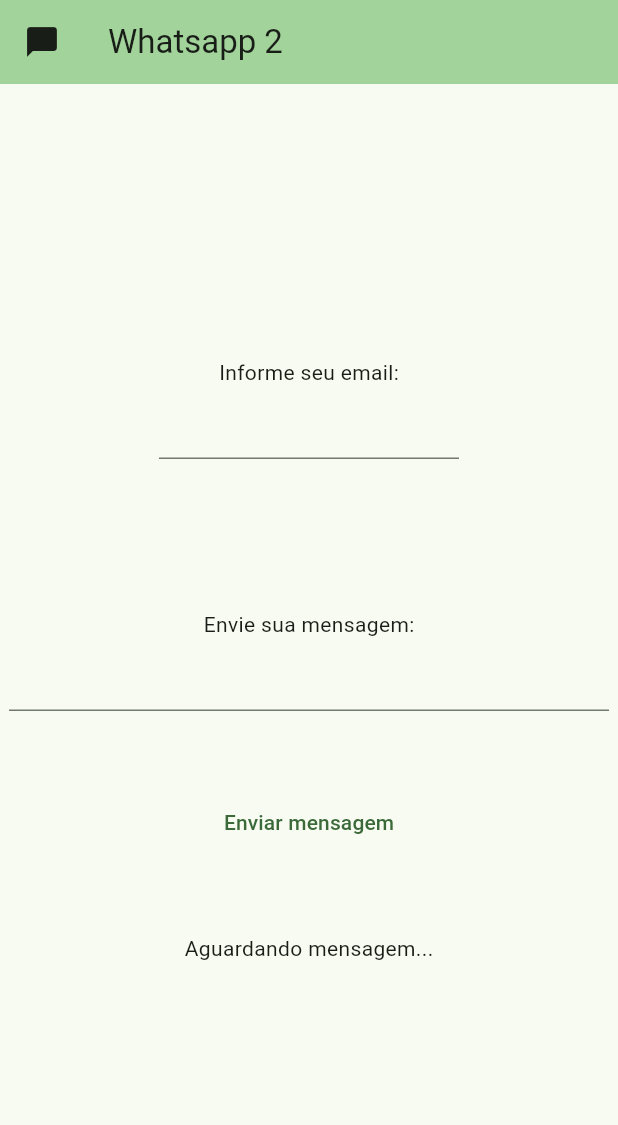
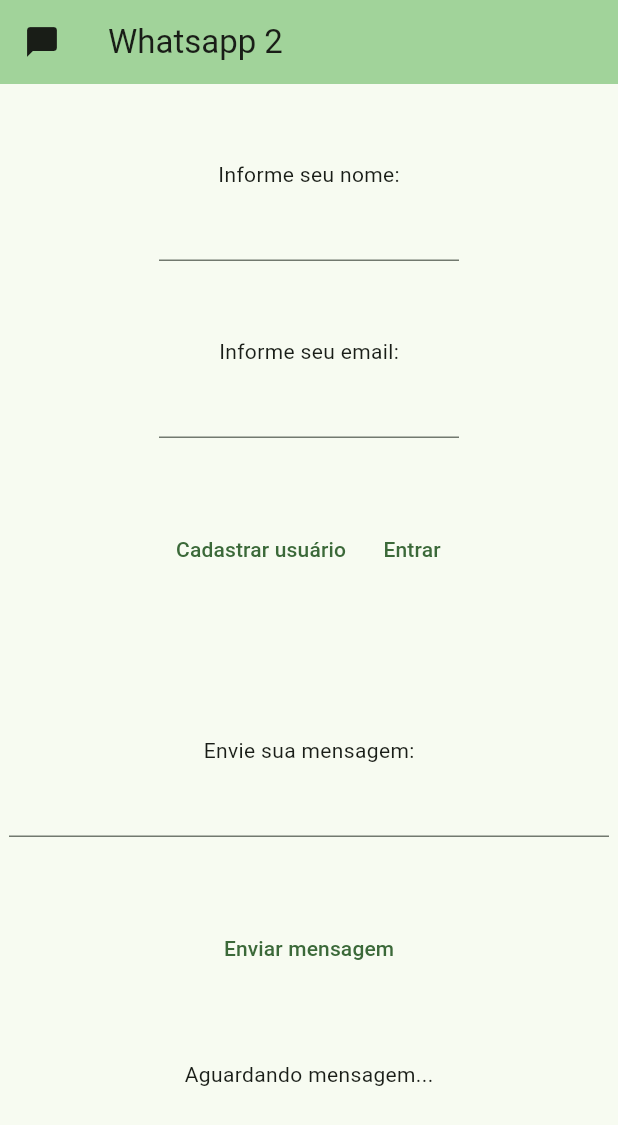
Before and after one commit to joseembs/Chat_front-end_Redes, a Flutter app: the screen it shows after launch, on a phone screen of 412 x 824 dp. Shown: the top 1125 px of the screen. Run offline on Flutter 3.47's test engine with Material 3 defaults, Android fonts, the phone set to English and light mode, and no system bars.

Commit message:
Add cadastro e login básico do usuário

```diff
--- a/lib/main.dart
+++ b/lib/main.dart
@@ -2,7 +2,6 @@
 
 import 'package:flutter/material.dart';
 import 'API.dart';
-import 'dart:convert';
 
 void main() {
   runApp(const MyApp());
@@ -44,9 +43,18 @@
   late String url;
   late var info;
 
+  String nome = "";
   String email = "";
   String msg = "";
   String rcv = "Aguardando mensagem...";
+  String userCheck = "Entrar";
+
+  void _setNome(userNome) {
+    setState(() {
+      nome = userNome;
+      print(nome);
+    });
+  }
 
   void _setEmail(userEmail) {
     setState(() {
@@ -72,13 +80,36 @@
       ),
       body: Center(
         child: Column(
+          children: [
+            SizedBox(height: 50),
+            _Login(),
+            SizedBox(height: 100),
+            _buildChat(),
+          ],
+        ),
+      ),
+    );
+  }
+
+  Widget _Login() {
+    return Column(
       mainAxisAlignment: MainAxisAlignment.center,
       children: <Widget>[
-            email == ""
-                ? Text(
+        Text(
+          'Informe seu nome:',
+        ),
+        Container(
+          width: 200,
+          child: TextField(
+            onChanged: (String newNome) async {
+              _setNome(newNome);
+            },
+          ),
+        ),
+        SizedBox(height: 50),
+        Text(
           'Informe seu email:',
-            )
-                : Text('Seu email é:'),
+        ),
         Container(
           width: 200,
           child: TextField(
@@ -87,7 +118,53 @@
             },
           ),
         ),
-            SizedBox(height: 100),
+        SizedBox(height: 50),
+        Row(
+          mainAxisAlignment: MainAxisAlignment.center,
+          children: [
+            TextButton(
+                onPressed: () async {
+                  url =
+                      'http://127.0.0.1:5000/api?pedido=cadastro&email='+email;
+                  print(url);
+
+                  info = await GetData(url);
+                  print(info);
+
+                  // var responseInfo = jsonDecode(info);
+
+                },
+                child: Text("Cadastrar usuário")),
+            TextButton(
+                onPressed: () async {
+                  url = 'http://127.0.0.1:5000/api?pedido=login&email='+email;
+                  print(url);
+
+                  info = await GetData(url);
+                  print(info);
+
+                  var responseInfo = jsonDecode(info);
+
+                  setState(() {
+                    if(responseInfo['cadastrado'] == true){
+                      userCheck = "Usuário encontrado";
+                      print("foi");
+                    } else {
+                      userCheck = "Usuário não existe";
+                      print("não foi");
+                    }
+                  });
+                },
+                child: Text(userCheck)),
+          ],
+        ),
+      ],
+    );
+  }
+
+  Widget _buildChat() {
+    return Column(
+      children: [
         Text('Envie sua mensagem:'),
         Container(
           width: 400,
@@ -106,10 +183,10 @@
               info = await GetData(url);
               print(info);
 
-                  var decodedInfo = jsonDecode(info);
+              var responseInfo = jsonDecode(info);
 
               setState(() {
-                    rcv = decodedInfo['mensagem'];
+                rcv = responseInfo['mensagem'];
               });
 
               print('enviou');
@@ -118,8 +195,16 @@
         SizedBox(height: 50),
         Text(rcv),
       ],
-        ),
-      ),
     );
   }
+
+  // Widget _getChats() {
+  //   return SizedBox();
+  // }
+
+  // _getResponseJson(String urlIn) async {
+  //   info = await GetData(url);
+  //   print(info);
+  //   return jsonDecode(info);
+  // }
 }
```
Lines whose indentation alone changed are shown as unchanged.
